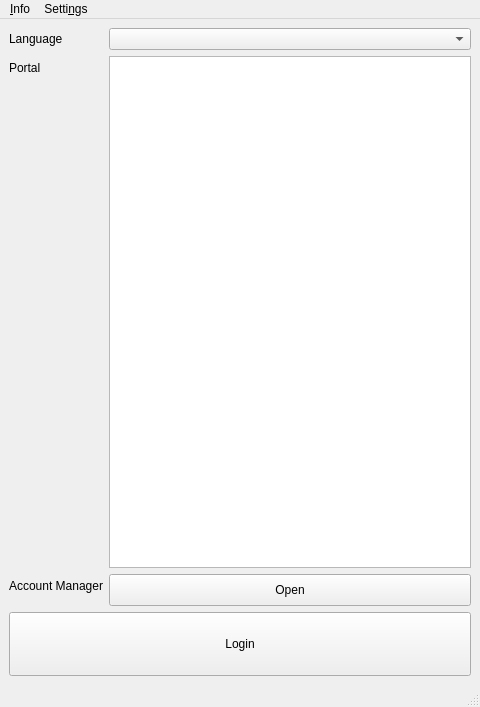
Qt form viur_admin/ui/loginform.ui (viur-framework/viur-admin) before a commit.
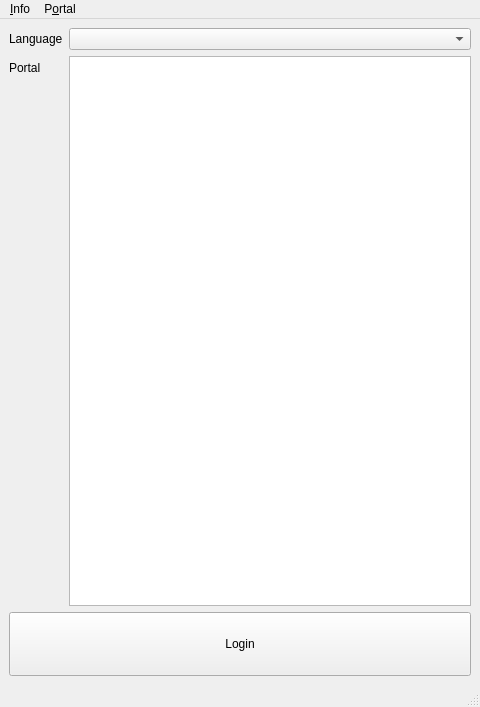
The same form after that commit. Icons and pictures are not drawn.

```diff
--- a/viur_admin/ui/loginform.ui
+++ b/viur_admin/ui/loginform.ui
@@ -69,29 +69,6 @@
         </property>
        </widget>
       </item>
-      <item row="2" column="0">
-       <widget class="QLabel" name="accountManagerLabel">
-        <property name="text">
-         <string>Account Manager</string>
-        </property>
-       </widget>
-      </item>
-      <item row="2" column="1">
-       <widget class="QPushButton" name="startAccManagerBTN">
-        <property name="minimumSize">
-         <size>
-          <width>0</width>
-          <height>32</height>
-         </size>
-        </property>
-        <property name="text">
-         <string>Open</string>
-        </property>
-        <property name="icon">
-         <iconset theme="personae"/>
-        </property>
-       </widget>
-      </item>
      </layout>
     </item>
     <item>
@@ -137,14 +114,14 @@
     <addaction name="actionAbout"/>
     <addaction name="actionFirst_steps"/>
    </widget>
-   <widget class="QMenu" name="menuEinstellungen">
+   <widget class="QMenu" name="menuPortal">
     <property name="title">
-     <string>Setti&amp;ngs</string>
+     <string>P&amp;ortal</string>
     </property>
     <addaction name="actionAccountmanager"/>
    </widget>
    <addaction name="menuInfo"/>
-   <addaction name="menuEinstellungen"/>
+   <addaction name="menuPortal"/>
   </widget>
   <widget class="QStatusBar" name="statusbar"/>
   <action name="actionHelp">
```
Left out of the diff: 30 changed lines with no effect on the pictures.
